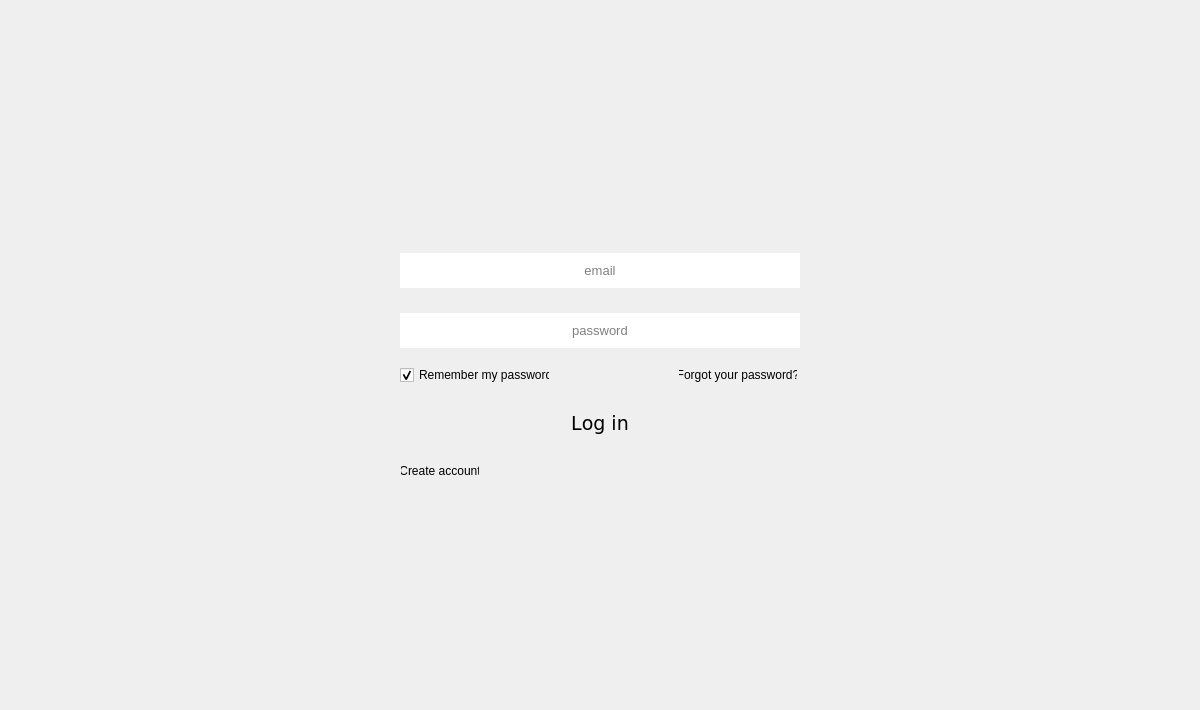
This is parser-test/loginwindow.ui in JerryShe/O-Reader as Qt 5 draws it before an edit. The edited form follows.
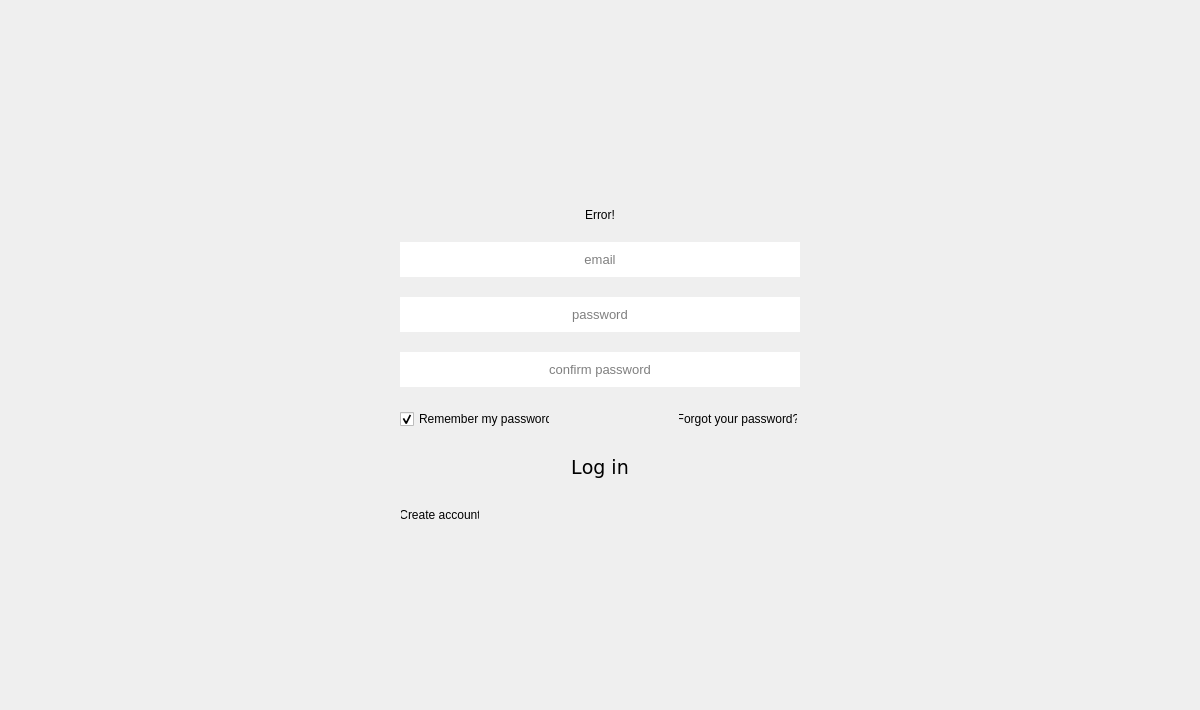
This is the edited form. Icons and pictures are not drawn.

What changed in the file:
```diff
--- a/parser-test/loginwindow.ui
+++ b/parser-test/loginwindow.ui
@@ -267,7 +267,7 @@
      </spacer>
     </item>
     <item row="1" column="1">
-     <layout class="QVBoxLayout" name="verticalLayout" stretch="0,0,0,0,0,0,0">
+     <layout class="QVBoxLayout" name="verticalLayout" stretch="0,0,0,0,0,0,0,0,0">
       <property name="spacing">
        <number>20</number>
       </property>
@@ -290,6 +290,16 @@
         </property>
        </spacer>
       </item>
+      <item>
+       <widget class="QLabel" name="Error">
+        <property name="text">
+         <string>Error!</string>
+        </property>
+        <property name="alignment">
+         <set>Qt::AlignCenter</set>
+        </property>
+       </widget>
+      </item>
       <item>
        <widget class="QLineEdit" name="Name">
         <property name="sizePolicy">
@@ -351,7 +361,7 @@
         <property name="maximumSize">
          <size>
           <width>350</width>
-          <height>25</height>
+          <height>35</height>
          </size>
         </property>
         <property name="font">
@@ -382,13 +392,56 @@
          <set>Qt::AlignCenter</set>
         </property>
         <property name="readOnly">
-         <bool>true</bool>
+         <bool>false</bool>
         </property>
         <property name="placeholderText">
          <string notr="true">password</string>
         </property>
        </widget>
       </item>
+      <item>
+       <widget class="QLineEdit" name="repeatPassword">
+        <property name="minimumSize">
+         <size>
+          <width>400</width>
+          <height>35</height>
+         </size>
+        </property>
+        <property name="maximumSize">
+         <size>
+          <width>400</width>
+          <height>35</height>
+         </size>
+        </property>
+        <property name="font">
+         <font>
+          <pointsize>10</pointsize>
+          <stylestrategy>PreferAntialias</stylestrategy>
+         </font>
+        </property>
+        <property name="inputMask">
+         <string notr="true"/>
+        </property>
+        <property name="text">
+         <string notr="true"/>
+        </property>
+        <property name="frame">
+         <bool>false</bool>
+        </property>
+        <property name="echoMode">
+         <enum>QLineEdit::Password</enum>
+        </property>
+        <property name="alignment">
+         <set>Qt::AlignCenter</set>
+        </property>
+        <property name="readOnly">
+         <bool>false</bool>
+        </property>
+        <property name="placeholderText">
+         <string notr="true">confirm password</string>
+        </property>
+       </widget>
+      </item>
       <item>
        <layout class="QHBoxLayout" name="horizontalLayout">
         <property name="spacing">
@@ -410,7 +463,7 @@
           </property>
           <property name="minimumSize">
            <size>
-            <width>150</width>
+            <width>145</width>
             <height>22</height>
            </size>
           </property>
@@ -606,6 +659,9 @@
         <property name="orientation">
          <enum>Qt::Vertical</enum>
         </property>
+        <property name="sizeType">
+         <enum>QSizePolicy::MinimumExpanding</enum>
+        </property>
         <property name="sizeHint" stdset="0">
          <size>
           <width>20</width>
```
